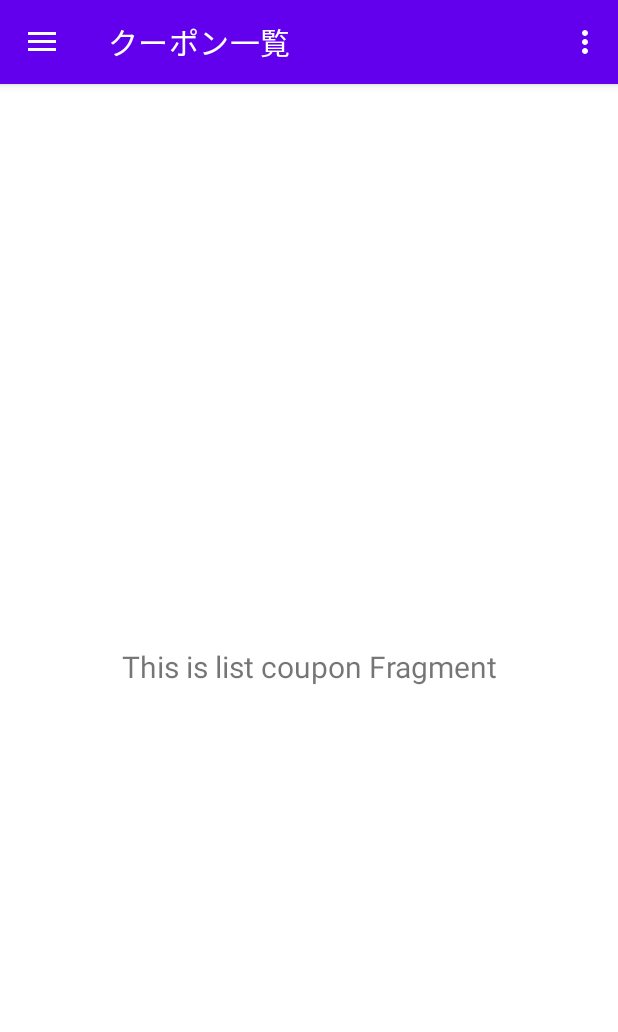
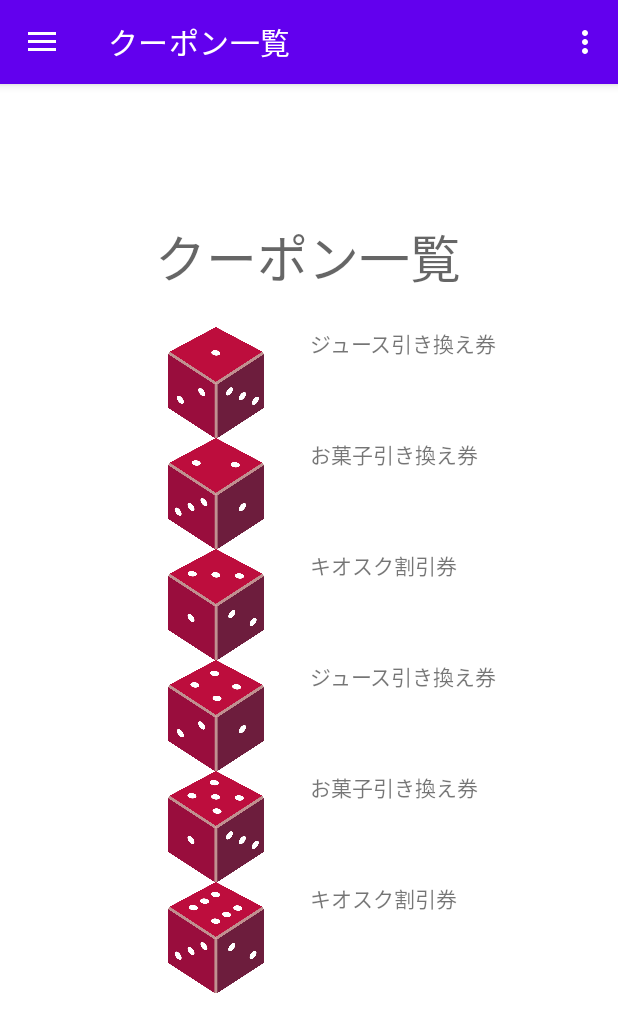
Before and after one commit to Xiao-Sho/PointGame_sho, an Android app: the screen it shows after launch (MainActivity), in the side drawer, after a tap on "クーポン一覧", on a phone screen of 412 x 824 dp. Shown: the top 1032 px of the screen. Run offline under Robolectric (Android 15) with nearby library versions, the phone set to English and light mode, and no system bars; our stand-ins replace navigation-ui.

Commit message:
add coupon list table layout

```diff
--- a/app/src/main/java/com/android/example/pointgame/ui/listcoupon/ListCouponFragment.kt
+++ b/app/src/main/java/com/android/example/pointgame/ui/listcoupon/ListCouponFragment.kt
@@ -26,7 +26,7 @@ class ListCouponFragment : Fragment() {
         _binding = FragmentListCouponBinding.inflate(inflater, container, false)
         val root: View = binding.root
 
-        val textView: TextView = binding.textListCoupon
+        val textView: TextView = binding.fragmentListCouponTitle
         galleryViewModel.text.observe(viewLifecycleOwner) {
             textView.text = it
         }
--- a/app/src/main/java/com/android/example/pointgame/ui/listcoupon/ListCouponViewModel.kt
+++ b/app/src/main/java/com/android/example/pointgame/ui/listcoupon/ListCouponViewModel.kt
@@ -6,7 +6,7 @@ import androidx.lifecycle.ViewModel
 
 class ListCouponViewModel : ViewModel() {
     private val _text = MutableLiveData<String>().apply {
-        value = "This is list coupon Fragment"
+        value = "クーポン一覧"
     }
     val text: LiveData<String> = _text
 }
--- a/app/src/main/res/layout/fragment_list_coupon.xml
+++ b/app/src/main/res/layout/fragment_list_coupon.xml
@@ -7,16 +7,135 @@
     tools:context=".ui.listcoupon.ListCouponFragment">
 
     <TextView
-        android:id="@+id/text_list_coupon"
-        android:layout_width="match_parent"
+        android:id="@+id/fragment_list_coupon_title"
+        android:layout_width="wrap_content"
         android:layout_height="wrap_content"
-        android:layout_marginStart="8dp"
-        android:layout_marginTop="8dp"
-        android:layout_marginEnd="8dp"
-        android:textAlignment="center"
-        android:textSize="20sp"
+        android:layout_marginTop="84dp"
+        android:layout_marginBottom="16dp"
+        android:textAppearance="@style/TextAppearance.AppCompat.Display1"
+        app:layout_constraintBottom_toTopOf="@+id/tableLayout"
+        app:layout_constraintEnd_toEndOf="parent"
+        app:layout_constraintHorizontal_bias="0.498"
+        app:layout_constraintStart_toStartOf="parent"
+        app:layout_constraintTop_toTopOf="parent"
+        tools:text="クーポン一覧" />
+
+    <TableLayout
+        android:id="@+id/tableLayout"
+        android:layout_width="wrap_content"
+        android:layout_height="wrap_content"
         app:layout_constraintBottom_toBottomOf="parent"
         app:layout_constraintEnd_toEndOf="parent"
         app:layout_constraintStart_toStartOf="parent"
-        app:layout_constraintTop_toTopOf="parent" />
+        app:layout_constraintTop_toTopOf="parent"
+        app:tabIndicatorColor="@color/black2">
+
+        <TableRow
+            android:layout_width="match_parent"
+            android:layout_height="match_parent">
+
+            <ImageView
+                android:id="@+id/fragment_list_coupon_image_dice_1"
+                android:layout_width="125dp"
+                android:layout_height="74dp"
+                android:src="@drawable/dice_10" />
+
+            <TextView
+                android:layout_width="match_parent"
+                android:layout_height="match_parent"
+                android:layout_weight="1"
+                android:text="ジュース引き換え券" />
+
+        </TableRow>
+
+        <TableRow
+            android:layout_width="match_parent"
+            android:layout_height="match_parent">
+
+            <ImageView
+                android:id="@+id/fragment_list_coupon_image_dice_2"
+                android:layout_width="125dp"
+                android:layout_height="74dp"
+                android:src="@drawable/dice_20" />
+
+            <TextView
+                android:layout_width="match_parent"
+                android:layout_height="match_parent"
+                android:layout_weight="1"
+                android:text="お菓子引き換え券" />
+
+        </TableRow>
+
+        <TableRow
+            android:layout_width="match_parent"
+            android:layout_height="match_parent">
+
+            <ImageView
+                android:id="@+id/fragment_list_coupon_image_dice_3"
+                android:layout_width="125dp"
+                android:layout_height="74dp"
+                android:src="@drawable/dice_30" />
+
+            <TextView
+                android:layout_width="match_parent"
+                android:layout_height="match_parent"
+                android:layout_weight="1"
+                android:text="キオスク割引券" />
+
+        </TableRow>
+
+        <TableRow
+            android:layout_width="match_parent"
+            android:layout_height="match_parent">
+
+            <ImageView
+                android:id="@+id/fragment_list_coupon_image_dice_4"
+                android:layout_width="125dp"
+                android:layout_height="74dp"
+                android:src="@drawable/dice_40" />
+
+            <TextView
+                android:layout_width="match_parent"
+                android:layout_height="match_parent"
+                android:layout_weight="1"
+                android:text="ジュース引き換え券" />
+
+        </TableRow>
+
+        <TableRow
+            android:layout_width="match_parent"
+            android:layout_height="match_parent">
+
+            <ImageView
+                android:id="@+id/fragment_list_coupon_image_dice_5"
+                android:layout_width="125dp"
+                android:layout_height="74dp"
+                android:src="@drawable/dice_50" />
+
+            <TextView
+                android:layout_width="match_parent"
+                android:layout_height="match_parent"
+                android:layout_weight="1"
+                android:text="お菓子引き換え券" />
+
+        </TableRow>
+
+        <TableRow
+            android:layout_width="match_parent"
+            android:layout_height="match_parent">
+
+            <ImageView
+                android:id="@+id/fragment_list_coupon_image_dice_6"
+                android:layout_width="125dp"
+                android:layout_height="74dp"
+                android:src="@drawable/dice_60" />
+
+            <TextView
+                android:layout_width="match_parent"
+                android:layout_height="match_parent"
+                android:layout_weight="1"
+                android:text="キオスク割引券" />
+
+        </TableRow>
+    </TableLayout>
 </androidx.constraintlayout.widget.ConstraintLayout>
```
